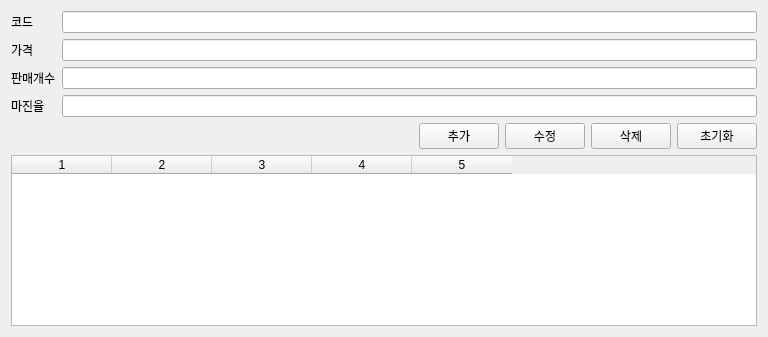
Old version of the form application_coffee_practice/ui/sale.ui in the repository JasonJIJS/pyqt_study.
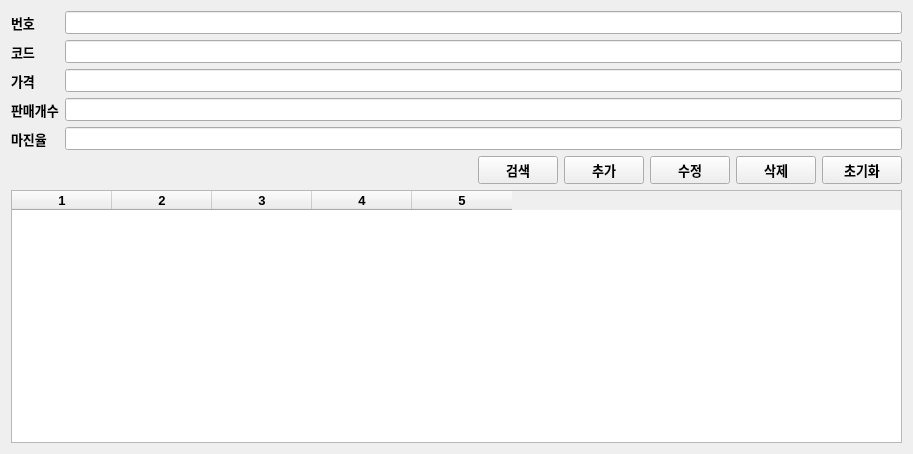
New version of the form.

Diff of the .ui file:
```diff
--- a/application_coffee_practice/ui/sale.ui
+++ b/application_coffee_practice/ui/sale.ui
@@ -6,63 +6,156 @@
    <rect>
     <x>0</x>
     <y>0</y>
-    <width>768</width>
-    <height>337</height>
+    <width>913</width>
+    <height>454</height>
    </rect>
   </property>
   <property name="windowTitle">
    <string>판매내역</string>
   </property>
-  <layout class="QGridLayout" name="gridLayout_4">
+  <layout class="QGridLayout" name="gridLayout_3">
    <item row="0" column="0">
-    <layout class="QGridLayout" name="gridLayout_3">
+    <layout class="QGridLayout" name="gridLayout_2">
      <item row="0" column="0">
       <layout class="QGridLayout" name="gridLayout">
        <item row="0" column="0">
-        <widget class="QLabel" name="lbl_code">
-         <property name="text">
-          <string>코드</string>
-         </property>
-        </widget>
+        <layout class="QVBoxLayout" name="verticalLayout">
+         <item>
+          <widget class="QLabel" name="lbl_no">
+           <property name="font">
+            <font>
+             <pointsize>10</pointsize>
+             <weight>75</weight>
+             <bold>true</bold>
+            </font>
+           </property>
+           <property name="text">
+            <string>번호</string>
+           </property>
+          </widget>
+         </item>
+         <item>
+          <widget class="QLabel" name="lbl_code">
+           <property name="font">
+            <font>
+             <pointsize>10</pointsize>
+             <weight>75</weight>
+             <bold>true</bold>
+            </font>
+           </property>
+           <property name="text">
+            <string>코드</string>
+           </property>
+          </widget>
+         </item>
+         <item>
+          <widget class="QLabel" name="lbl_price">
+           <property name="font">
+            <font>
+             <pointsize>10</pointsize>
+             <weight>75</weight>
+             <bold>true</bold>
+            </font>
+           </property>
+           <property name="text">
+            <string>가격</string>
+           </property>
+          </widget>
+         </item>
+         <item>
+          <widget class="QLabel" name="lbl_saleCnt">
+           <property name="font">
+            <font>
+             <pointsize>10</pointsize>
+             <weight>75</weight>
+             <bold>true</bold>
+            </font>
+           </property>
+           <property name="text">
+            <string>판매개수</string>
+           </property>
+          </widget>
+         </item>
+         <item>
+          <widget class="QLabel" name="lbl_marginRate">
+           <property name="font">
+            <font>
+             <pointsize>10</pointsize>
+             <weight>75</weight>
+             <bold>true</bold>
+            </font>
+           </property>
+           <property name="text">
+            <string>마진율</string>
+           </property>
+          </widget>
+         </item>
+        </layout>
        </item>
        <item row="0" column="1">
-        <widget class="QLineEdit" name="le_code"/>
-       </item>
-       <item row="1" column="0">
-        <widget class="QLabel" name="lbl_price">
-         <property name="text">
-          <string>가격</string>
-         </property>
-        </widget>
-       </item>
-       <item row="1" column="1">
-        <widget class="QLineEdit" name="le_price"/>
-       </item>
-       <item row="2" column="0">
-        <widget class="QLabel" name="lbl_saleCnt">
-         <property name="text">
-          <string>판매개수</string>
-         </property>
-        </widget>
-       </item>
-       <item row="2" column="1">
-        <widget class="QLineEdit" name="le_saleCnt"/>
-       </item>
-       <item row="3" column="0">
-        <widget class="QLabel" name="lbl_marginRate">
-         <property name="text">
-          <string>마진율</string>
-         </property>
-        </widget>
-       </item>
-       <item row="3" column="1">
-        <widget class="QLineEdit" name="le_marginRate"/>
+        <layout class="QVBoxLayout" name="verticalLayout_2">
+         <item>
+          <widget class="QLineEdit" name="le_no">
+           <property name="font">
+            <font>
+             <pointsize>10</pointsize>
+             <weight>75</weight>
+             <bold>true</bold>
+            </font>
+           </property>
+          </widget>
+         </item>
+         <item>
+          <widget class="QLineEdit" name="le_code">
+           <property name="font">
+            <font>
+             <pointsize>10</pointsize>
+             <weight>75</weight>
+             <bold>true</bold>
+            </font>
+           </property>
+          </widget>
+         </item>
+         <item>
+          <widget class="QLineEdit" name="le_price">
+           <property name="font">
+            <font>
+             <pointsize>10</pointsize>
+             <weight>75</weight>
+             <bold>true</bold>
+            </font>
+           </property>
+          </widget>
+         </item>
+         <item>
+          <widget class="QLineEdit" name="le_saleCnt">
+           <property name="font">
+            <font>
+             <pointsize>10</pointsize>
+             <weight>75</weight>
+             <bold>true</bold>
+            </font>
+           </property>
+          </widget>
+         </item>
+         <item>
+          <widget class="QLineEdit" name="le_marginRate">
+           <property name="font">
+            <font>
+             <pointsize>10</pointsize>
+             <weight>75</weight>
+             <bold>true</bold>
+            </font>
+           </property>
+          </widget>
+         </item>
+        </layout>
        </item>
       </layout>
      </item>
      <item row="1" column="0">
-      <layout class="QGridLayout" name="gridLayout_2">
-       <item row="0" column="0">
+      <layout class="QHBoxLayout" name="horizontalLayout">
+       <item>
         <spacer name="horizontalSpacer">
          <property name="orientation">
           <enum>Qt::Horizontal</enum>
@@ -75,29 +168,71 @@
          </property>
         </spacer>
        </item>
-       <item row="0" column="1">
+       <item>
+        <widget class="QPushButton" name="btn_search">
+         <property name="font">
+          <font>
+           <pointsize>10</pointsize>
+           <weight>75</weight>
+           <bold>true</bold>
+          </font>
+         </property>
+         <property name="text">
+          <string>검색</string>
+         </property>
+        </widget>
+       </item>
+       <item>
         <widget class="QPushButton" name="btn_add">
+         <property name="font">
+          <font>
+           <pointsize>10</pointsize>
+           <weight>75</weight>
+           <bold>true</bold>
+          </font>
+         </property>
          <property name="text">
           <string>추가</string>
          </property>
         </widget>
        </item>
-       <item row="0" column="2">
+       <item>
         <widget class="QPushButton" name="btn_update">
+         <property name="font">
+          <font>
+           <pointsize>10</pointsize>
+           <weight>75</weight>
+           <bold>true</bold>
+          </font>
+         </property>
          <property name="text">
           <string>수정</string>
          </property>
         </widget>
        </item>
-       <item row="0" column="3">
+       <item>
         <widget class="QPushButton" name="btn_del">
+         <property name="font">
+          <font>
+           <pointsize>10</pointsize>
+           <weight>75</weight>
+           <bold>true</bold>
+          </font>
+         </property>
          <property name="text">
           <string>삭제</string>
          </property>
         </widget>
        </item>
-       <item row="0" column="4">
+       <item>
         <widget class="QPushButton" name="btn_init">
+         <property name="font">
+          <font>
+           <pointsize>10</pointsize>
+           <weight>75</weight>
+           <bold>true</bold>
+          </font>
+         </property>
          <property name="text">
           <string>초기화</string>
          </property>
@@ -107,6 +242,13 @@
      </item>
      <item row="2" column="0">
       <widget class="QTableWidget" name="tableWidget">
+       <property name="font">
+        <font>
+         <pointsize>10</pointsize>
+         <weight>75</weight>
+         <bold>true</bold>
+        </font>
+       </property>
        <property name="rowCount">
         <number>0</number>
        </property>
```
Left out of the diff: 2 changed lines with no effect on the pictures.
